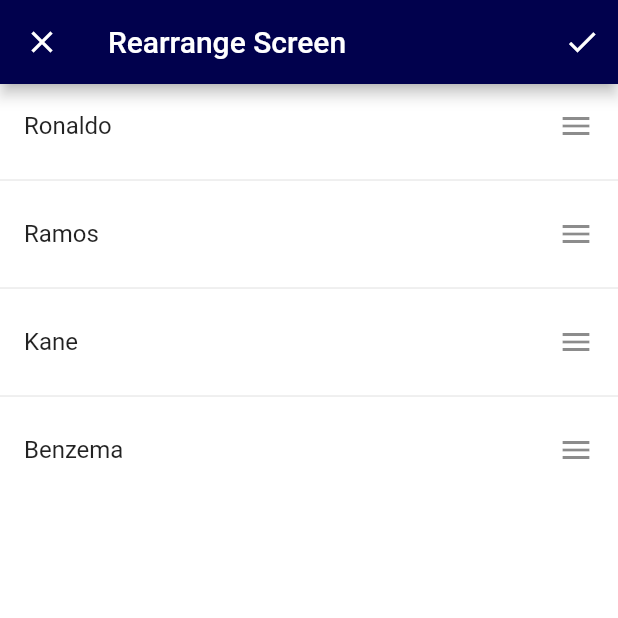
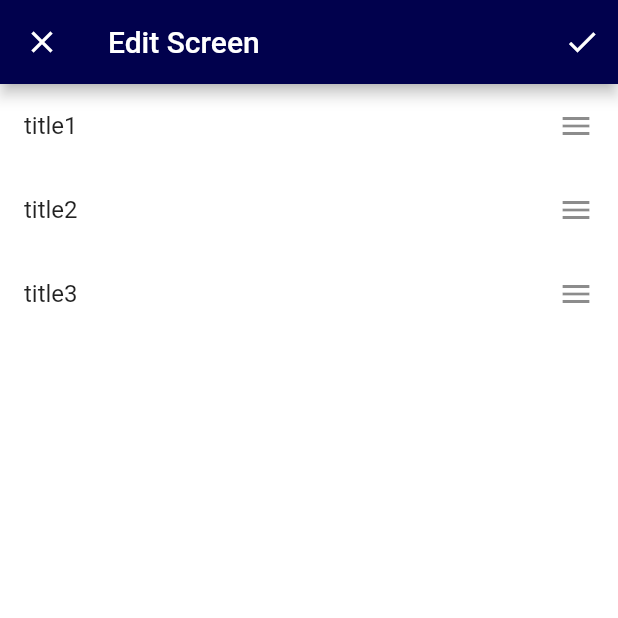
Before and after one commit to yologger/simple-memo-flutter, a Flutter app: the EditScreen screen opened directly, on a phone screen of 412 x 824 dp, the top half of it. Run offline on Flutter 3.47's test engine with Material 2 defaults, Android fonts, the phone set to English and light mode, and no system bars; our stand-ins replace rxdart.

Commit message:
Implement reorrdering memos

```diff
--- a/lib/src/core/Bloc/Bloc.dart
+++ b/lib/src/core/Bloc/Bloc.dart
@@ -1,3 +1,3 @@
-class Bloc {
-
+abstract class Bloc {
+  void dispose();
 }
--- a/lib/src/core/Repository/MemoRepository.dart
+++ b/lib/src/core/Repository/MemoRepository.dart
@@ -0,0 +1,5 @@
+import './Repository.dart';
+
+class MemoRepository implements Repository {
+
+}
--- a/lib/src/core/Repository/Repository.dart
+++ b/lib/src/core/Repository/Repository.dart
@@ -0,0 +1,3 @@
+class Repository {
+
+}
--- a/lib/src/ui/screen/edit_screen.dart
+++ b/lib/src/ui/screen/edit_screen.dart
@@ -1,33 +1,6 @@
 import 'package:flutter/material.dart';
-
-
-const dummy_posts = [
-  {
-    "id": 1,
-    "title": "Ronaldo",
-    "content": "What I need to buy....",
-    "isBookmarked": true
-  },
-  {
-    "id": 2,
-    "title": "Ramos",
-    "content": "What I need to buy....",
-    "isBookmarked": false
-  },
-  {
-    "id": 3,
-    "title": "Kane",
-    "content": "What I need to buy....",
-    "isBookmarked": false
-  },
-  {
-    "id": 4,
-    "title": "Benzema",
-    "content": "What I need to buy....",
-    "isBookmarked": false
-  }
-];
-
+import 'package:simplememo/src/core/Bloc/MemosBloc.dart';
+import 'package:simplememo/src/core/Entity/MemoEntity.dart';
 
 class EditScreen extends StatefulWidget {
   @override
@@ -35,18 +8,14 @@ class EditScreen extends StatefulWidget {
 }
 
 class _EditScreenState extends State<EditScreen> {
-
   @override
   Widget build(BuildContext context) {
-    return Scaffold(
-        appBar: _buildAppBar(context),
-        body: _buildBody(context)
-    );
+    return Scaffold(appBar: _buildAppBar(context), body: _buildBody(context));
   }
 
   Widget _buildAppBar(BuildContext context) {
     return AppBar(
-      title: Text("Rearrange Screen"),
+      title: Text("Edit Screen"),
       leading: IconButton(
           icon: Icon(Icons.close, color: Colors.white),
           onPressed: () {
@@ -62,18 +31,26 @@ class _EditScreenState extends State<EditScreen> {
     );
   }
 
-  Widget _buildBody(BuildContext context) {
-    return ListView.separated(
-        itemBuilder: (context, index) {
-          return ListTile(
-              title: Text("${dummy_posts[index]["title"]}"),
-              trailing: Icon(Icons.menu),
-              onTap: () {}
-          );
-        },
-        separatorBuilder: (context, index) => const Divider(),
-        itemCount: dummy_posts.length
+  Widget _buildBody(BuildContext) {
+    return StreamBuilder<List<MemoEntity>>(
+      stream: memosBloc.stream,
+      initialData: [],
+      builder: (context, snapshot) {
+        return ReorderableListView(
+            onReorder: _onReorder,
+            scrollDirection: Axis.vertical,
+            children: snapshot.data.map((memo) {
+              return ListTile(
+                key: ValueKey(memo.id.toString()),
+                title: Text("${memo.title}"),
+                trailing: Icon(Icons.menu),
+              );
+            }).toList());
+      },
     );
   }
 
+  void _onReorder(int oldIndex, int newIndex) {
+    memosBloc.reorderMemo(oldIndex, newIndex);
+  }
 }
--- a/pubspec.yaml
+++ b/pubspec.yaml
@@ -19,10 +19,8 @@ environment:
 dependencies:
   flutter:
     sdk: flutter
-
-  # The following adds the Cupertino Icons font to your application.
-  # Use with the CupertinoIcons class for iOS style icons.
   cupertino_icons: ^0.1.2
+  rxdart: ^0.23.1
 
 dev_dependencies:
   flutter_test:
```
Also changed, not shown: lib/src/app.dart (+6 -7 lines), lib/src/core/Bloc/MemosBloc.dart (+25 -4 lines), lib/src/ui/screen/create_screen.dart (+2 -9 lines), lib/src/ui/screen/detail_screen.dart (+17 -8 lines), lib/src/ui/screen/main_screen.dart (+24 -11 lines), lib/src/ui/screen/trash_screen.dart (+18 -0 lines), pubspec.lock.
